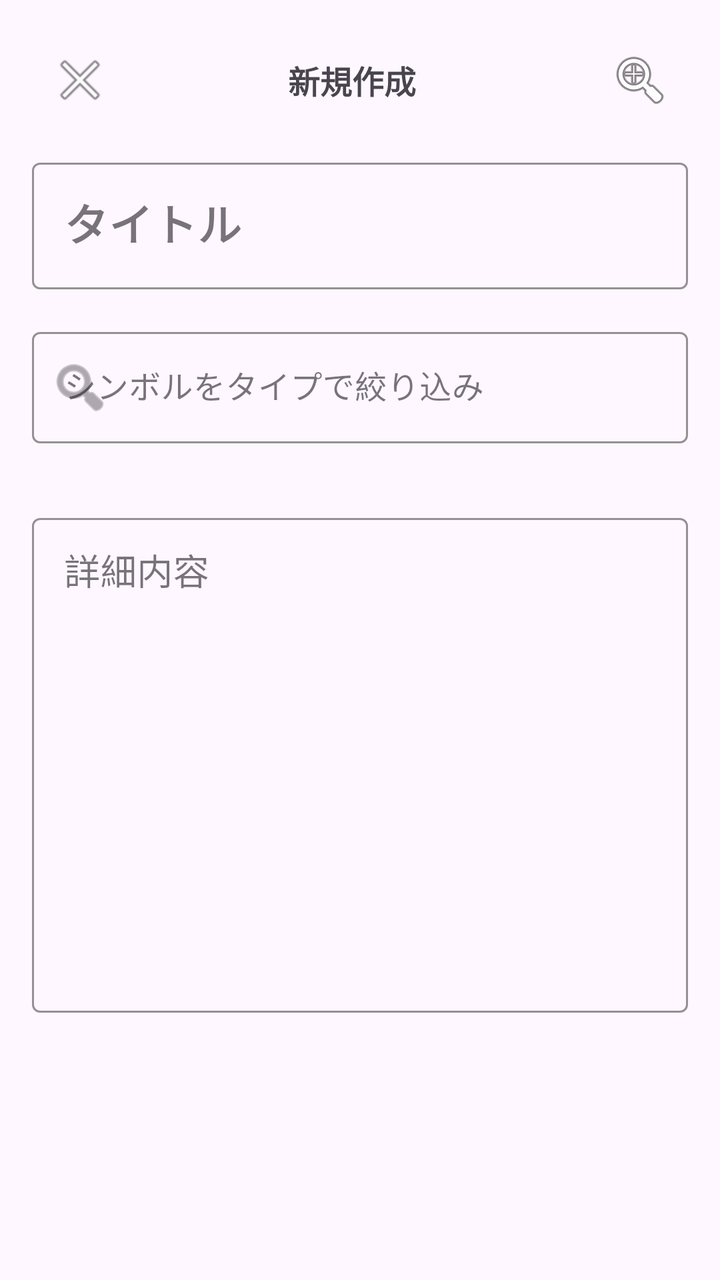
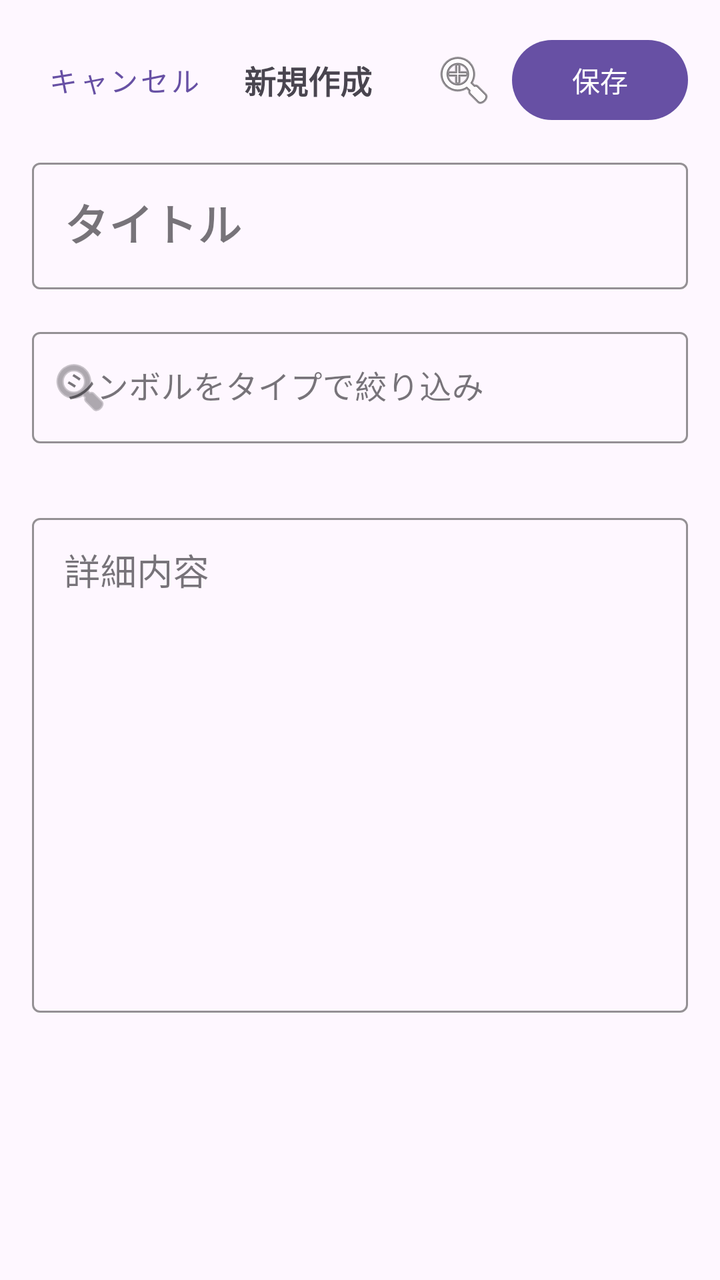

Screens rendered from an Android XML layout before and after an edit, with the pre-edit source and the edit as a unified diff.
<!-- AndroidManifest.xml: application theme Theme.MemoApp -->
<!-- res/layout/dialog_add_edit_note.xml -->
<?xml version="1.0" encoding="utf-8"?>
<LinearLayout xmlns:android="http://schemas.android.com/apk/res/android"
    xmlns:app="http://schemas.android.com/apk/res-auto"
    android:layout_width="match_parent"
    android:layout_height="match_parent"
    android:orientation="vertical"
    android:padding="16dp">

    
    <LinearLayout
        android:layout_width="match_parent"
        android:layout_height="wrap_content"
        android:orientation="horizontal"
        android:gravity="center_vertical"
        android:layout_marginBottom="12dp">

        <ImageButton
            android:id="@+id/btn_close"
            android:layout_width="48dp"
            android:layout_height="48dp"
            android:src="@android:drawable/ic_menu_close_clear_cancel"
            android:background="?attr/selectableItemBackgroundBorderless"
            android:contentDescription="閉じる" />

        <TextView
            android:id="@+id/text_status"
            android:layout_width="0dp"
            android:layout_height="wrap_content"
            android:layout_weight="1"
            android:text="新規作成"
            android:textSize="16sp"
            android:textStyle="bold"
            android:gravity="center"
            android:layout_marginEnd="8dp"/>

        <ImageButton
            android:id="@+id/btn_expand_full"
            android:layout_width="48dp"
            android:layout_height="48dp"
            android:src="@android:drawable/ic_menu_zoom"
            android:background="?attr/selectableItemBackgroundBorderless"
            android:contentDescription="全画面表示" />
    </LinearLayout>

    <ScrollView
        android:layout_width="match_parent"
        android:layout_height="match_parent"
        android:fillViewport="true">

        <LinearLayout
            android:layout_width="match_parent"
            android:layout_height="wrap_content"
            android:orientation="vertical">

            <com.google.android.material.textfield.TextInputLayout
                style="@style/Widget.MaterialComponents.TextInputLayout.OutlinedBox"
                android:layout_width="match_parent"
                android:layout_height="wrap_content"
                android:hint="タイトル"
                app:boxStrokeColor="@color/black"
                app:endIconMode="clear_text">

                <com.google.android.material.textfield.TextInputEditText
                    android:id="@+id/edit_note_title"
                    android:layout_width="match_parent"
                    android:layout_height="wrap_content"
                    android:textSize="22sp"
                    android:textStyle="bold"
                    android:inputType="text" />
            </com.google.android.material.textfield.TextInputLayout>

            <com.google.android.material.textfield.TextInputLayout
                style="@style/Widget.MaterialComponents.TextInputLayout.OutlinedBox"
                android:layout_width="match_parent"
                android:layout_height="wrap_content"
                android:layout_marginTop="16dp"
                android:hint="シンボルをタイプで絞り込み"
                app:boxStrokeColor="@color/black"
                app:startIconDrawable="@android:drawable/ic_menu_search">

                <com.google.android.material.textfield.TextInputEditText
                    android:id="@+id/edit_symbol_search"
                    android:layout_width="match_parent"
                    android:layout_height="wrap_content"
                    android:inputType="text" />
            </com.google.android.material.textfield.TextInputLayout>

            <HorizontalScrollView
                android:layout_width="match_parent"
                android:layout_height="wrap_content"
                android:layout_marginTop="8dp"
                android:scrollbars="none">

                <com.google.android.material.chip.ChipGroup
                    android:id="@+id/chip_group_types"
                    android:layout_width="wrap_content"
                    android:layout_height="wrap_content"
                    app:singleLine="true"
                    app:singleSelection="true" />
            </HorizontalScrollView>

            <HorizontalScrollView
                android:layout_width="match_parent"
                android:layout_height="wrap_content"
                android:layout_marginTop="8dp">

                <com.google.android.material.chip.ChipGroup
                    android:id="@+id/chip_group_symbols"
                    android:layout_width="wrap_content"
                    android:layout_height="wrap_content"
                    app:singleLine="true" />
            </HorizontalScrollView>

            <com.google.android.material.textfield.TextInputLayout
                style="@style/Widget.MaterialComponents.TextInputLayout.OutlinedBox"
                android:layout_width="match_parent"
                android:layout_height="wrap_content"
                android:layout_marginTop="16dp"
                android:hint="詳細内容"
                app:boxStrokeColor="@color/black">

                <com.google.android.material.textfield.TextInputEditText
                    android:id="@+id/edit_note_content"
                    android:layout_width="match_parent"
                    android:layout_height="wrap_content"
                    android:minLines="10"
                    android:gravity="top"
                    android:textSize="18sp"
                    android:inputType="textMultiLine" />
            </com.google.android.material.textfield.TextInputLayout>
        </LinearLayout>
    </ScrollView>
</LinearLayout>
<!-- resources referenced by this layout -->
<resources>
  <color name="black">#FF000000</color>
  <style name="Theme.MemoApp" parent="Base.Theme.MemoApp" />
  <style name="Base.Theme.MemoApp" parent="Theme.Material3.DayNight.NoActionBar">
          
          
      </style>
</resources>

<!-- the commit's change to res/layout/dialog_add_edit_note.xml (unified diff, before → after) -->
@@ -14,13 +14,12 @@
         android:gravity="center_vertical"
         android:layout_marginBottom="12dp">
 
-        <ImageButton
+        <Button
             android:id="@+id/btn_close"
-            android:layout_width="48dp"
-            android:layout_height="48dp"
-            android:src="@android:drawable/ic_menu_close_clear_cancel"
-            android:background="?attr/selectableItemBackgroundBorderless"
-            android:contentDescription="閉じる" />
+            style="@style/Widget.MaterialComponents.Button.TextButton"
+            android:layout_width="wrap_content"
+            android:layout_height="wrap_content"
+            android:text="キャンセル" />
 
         <TextView
             android:id="@+id/text_status"
@@ -40,11 +39,18 @@
             android:src="@android:drawable/ic_menu_zoom"
             android:background="?attr/selectableItemBackgroundBorderless"
             android:contentDescription="全画面表示" />
+
+        <Button
+            android:id="@+id/btn_save_note"
+            android:layout_width="wrap_content"
+            android:layout_height="wrap_content"
+            android:text="保存" />
     </LinearLayout>
 
     <ScrollView
         android:layout_width="match_parent"
-        android:layout_height="match_parent"
+        android:layout_height="0dp"
+        android:layout_weight="1"
         android:fillViewport="true">
 
         <LinearLayout
